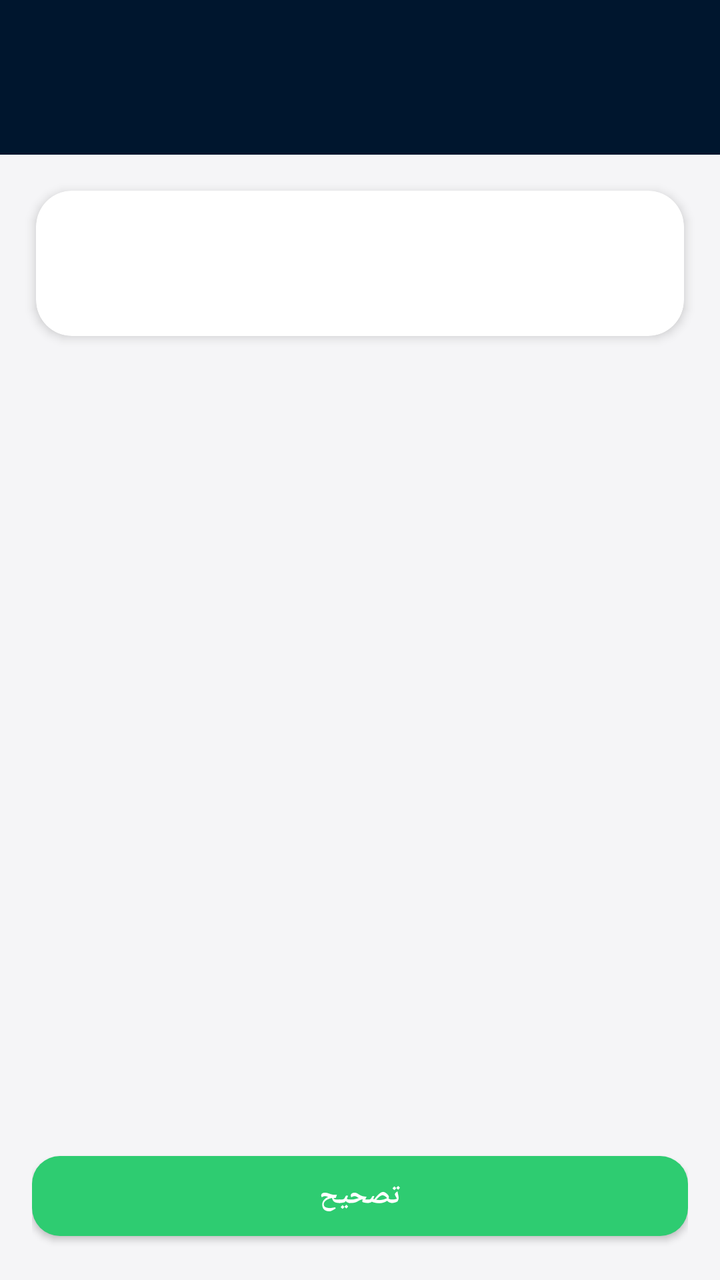
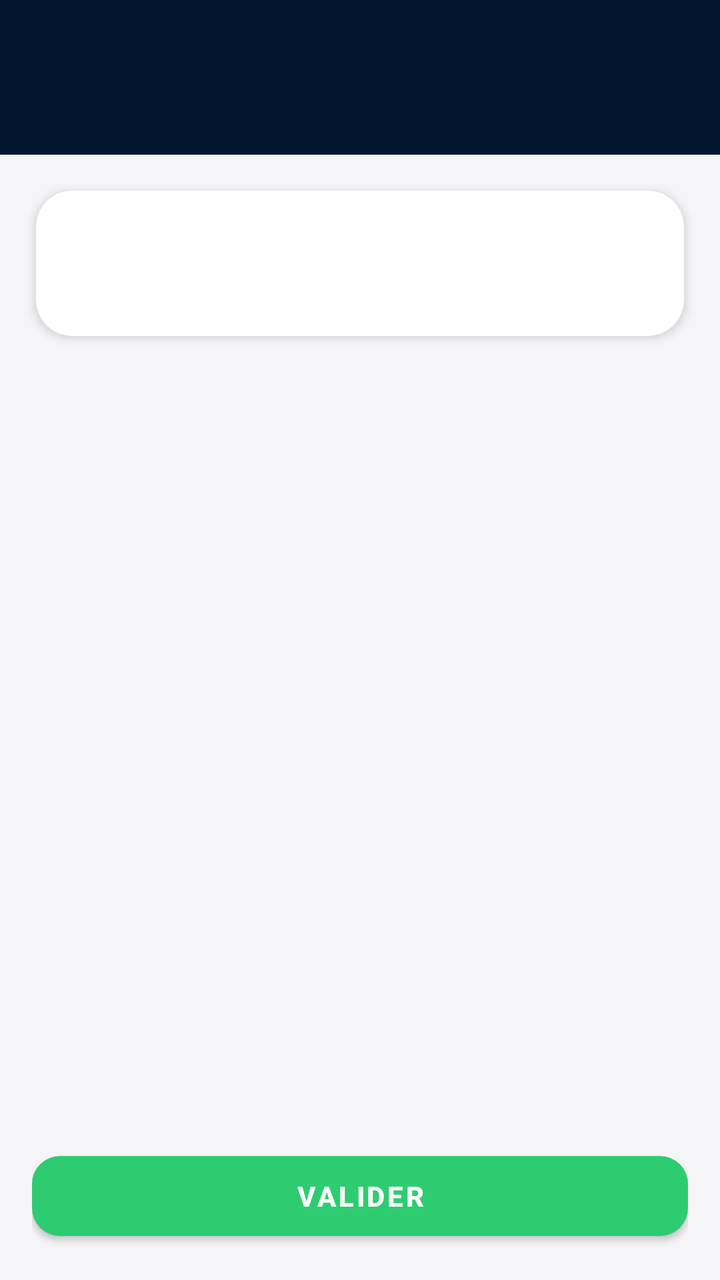

An Android layout rendered at two revisions. The XML below is the earlier revision; the diff shows what the commit changed to produce the second picture.
<!-- AndroidManifest.xml: application theme Theme.QcmOverlay -->
<!-- res/layout/activity_quiz.xml -->
<?xml version="1.0" encoding="utf-8"?>
<androidx.constraintlayout.widget.ConstraintLayout xmlns:android="http://schemas.android.com/apk/res/android"
    xmlns:app="http://schemas.android.com/apk/res-auto"
    android:layout_width="match_parent"
    android:layout_height="match_parent"
    android:background="@color/qcm_bg">

    
    <LinearLayout
        android:id="@+id/topBar"
        android:layout_width="match_parent"
        android:layout_height="wrap_content"
        android:orientation="vertical"
        android:background="@color/qcm_navy"
        android:padding="18dp"
        app:layout_constraintTop_toTopOf="parent">

        <TextView
            android:id="@+id/tvLessonTitle"
            android:layout_width="match_parent"
            android:layout_height="wrap_content"
            android:textColor="#FFFFFF"
            android:textStyle="bold"
            android:textSize="16sp" />

        <TextView
            android:id="@+id/tvProgress"
            android:layout_width="match_parent"
            android:layout_height="wrap_content"
            android:textColor="#B8C4D0"
            android:textSize="13sp"
            android:layout_marginTop="2dp" />
    </LinearLayout>

    <ScrollView
        android:layout_width="match_parent"
        android:layout_height="0dp"
        app:layout_constraintTop_toBottomOf="@id/topBar"
        app:layout_constraintBottom_toTopOf="@id/bottomBar">

        <com.google.android.material.card.MaterialCardView
            android:layout_width="match_parent"
            android:layout_height="wrap_content"
            android:layout_margin="18dp"
            app:cardCornerRadius="18dp"
            app:cardElevation="3dp"
            app:cardBackgroundColor="@color/qcm_card">

            <LinearLayout
                android:layout_width="match_parent"
                android:layout_height="wrap_content"
                android:orientation="vertical"
                android:padding="18dp">

                <TextView
                    android:id="@+id/tvQuestion"
                    android:layout_width="match_parent"
                    android:layout_height="wrap_content"
                    android:textSize="17sp"
                    android:textStyle="bold"
                    android:textColor="@color/qcm_navy_light" />

                <LinearLayout
                    android:id="@+id/optionsContainer"
                    android:layout_width="match_parent"
                    android:layout_height="wrap_content"
                    android:orientation="vertical"
                    android:layout_marginTop="14dp" />

                <TextView
                    android:id="@+id/tvResult"
                    android:layout_width="match_parent"
                    android:layout_height="wrap_content"
                    android:layout_marginTop="14dp"
                    android:textStyle="bold"
                    android:visibility="gone" />
            </LinearLayout>
        </com.google.android.material.card.MaterialCardView>
    </ScrollView>

    
    <LinearLayout
        android:id="@+id/bottomBar"
        android:layout_width="match_parent"
        android:layout_height="wrap_content"
        android:orientation="horizontal"
        android:padding="16dp"
        app:layout_constraintBottom_toBottomOf="parent">

        <Button
            android:id="@+id/btnValidate"
            android:layout_width="0dp"
            android:layout_height="52dp"
            android:layout_weight="1"
            app:backgroundTint="@color/qcm_green"
            app:cornerRadius="14dp"
            android:textColor="#FFFFFF"
            android:textStyle="bold"
            android:text="تصحيح" />

        <Button
            android:id="@+id/btnNext"
            android:layout_width="0dp"
            android:layout_height="52dp"
            android:layout_weight="1"
            android:layout_marginStart="10dp"
            app:backgroundTint="@color/qcm_navy"
            app:cornerRadius="14dp"
            android:textColor="#FFFFFF"
            android:textStyle="bold"
            android:visibility="gone"
            android:text="السؤال التالي ⟵" />
    </LinearLayout>

</androidx.constraintlayout.widget.ConstraintLayout>
<!-- resources referenced by this layout -->
<resources>
  <color name="qcm_bg">#F5F5F7</color>
  <color name="qcm_card">#FFFFFF</color>
  <color name="qcm_green">#2ECC71</color>
  <color name="qcm_navy">#00162E</color>
  <color name="qcm_navy_light">#0A2540</color>
  <style name="Theme.QcmOverlay" parent="Theme.MaterialComponents.DayNight.NoActionBar">
          <item name="colorPrimary">@color/qcm_navy</item>
          <item name="colorPrimaryDark">@color/qcm_navy</item>
          <item name="colorSecondary">@color/qcm_green</item>
          <item name="colorAccent">@color/qcm_green</item>
          <item name="android:statusBarColor">@color/qcm_navy</item>
          <item name="android:windowLightStatusBar">false</item>
      </style>
</resources>

<!-- the commit's change to res/layout/activity_quiz.xml (unified diff, before → after) -->
@@ -96,7 +96,7 @@
             app:cornerRadius="14dp"
             android:textColor="#FFFFFF"
             android:textStyle="bold"
-            android:text="تصحيح" />
+            android:text="Valider" />
 
         <Button
             android:id="@+id/btnNext"
@@ -109,7 +109,7 @@
             android:textColor="#FFFFFF"
             android:textStyle="bold"
             android:visibility="gone"
-            android:text="السؤال التالي ⟵" />
+            android:text="Question suivante ⟶" />
     </LinearLayout>
 
 </androidx.constraintlayout.widget.ConstraintLayout>
